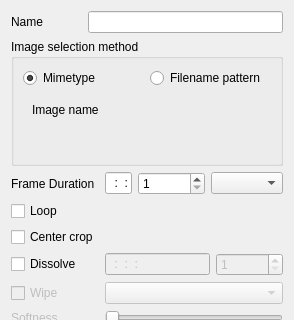
Old version of the form src/widgets/slideshowclip_ui.ui in the repository KDE/kdenlive; both pictures show x 0 to 294 and y 0 to 320 of the 294 by 507 pixel window.
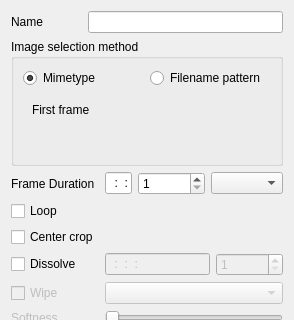
New version of the form. The open tabs and pages were chosen to show the change. Custom widgets are drawn as their Qt base class.

Commit message: Image sequences can now start at an arbitrary frame, just select the first one in slideshow dialog: http://kdenlive.org/mantis/view.php?id=2508

Diff of the .ui file:
```diff
--- a/src/widgets/slideshowclip_ui.ui
+++ b/src/widgets/slideshowclip_ui.ui
@@ -94,7 +94,7 @@
           <item row="0" column="0">
            <widget class="QLabel" name="label_5">
             <property name="text">
-             <string>Image name</string>
+             <string>First frame</string>
             </property>
            </widget>
           </item>
```
The commit also changes 3 other files.
